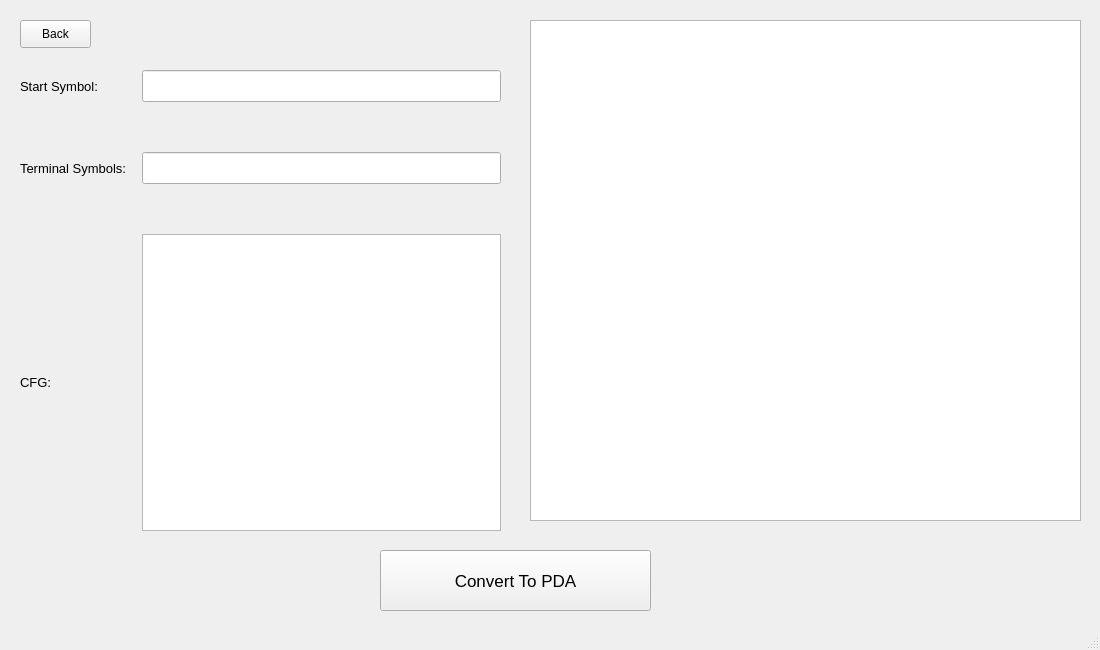
This is UI/CFG_to_PDA.ui in Adham-Abdelmaksoud/Automata-Project as Qt 5 draws it before an edit. The edited form follows.
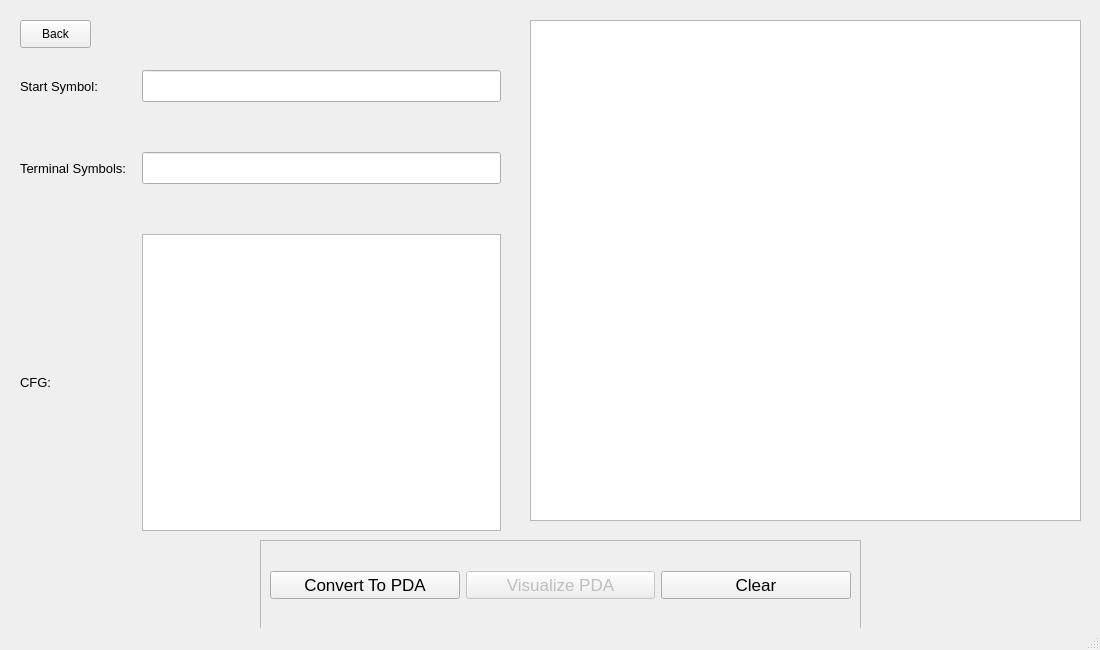
This is the edited form.

Commit message: Addes visualize PDA button and clear button

```diff
--- a/UI/CFG_to_PDA.ui
+++ b/UI/CFG_to_PDA.ui
@@ -19,34 +19,6 @@
    <string>MainWindow</string>
   </property>
   <widget class="QWidget" name="centralwidget">
-   <widget class="QWidget" name="PDA_Widget" native="true">
-    <property name="geometry">
-     <rect>
-      <x>920</x>
-      <y>540</y>
-      <width>141</width>
-      <height>101</height>
-     </rect>
-    </property>
-   </widget>
-   <widget class="QPushButton" name="convert_btn">
-    <property name="geometry">
-     <rect>
-      <x>380</x>
-      <y>550</y>
-      <width>271</width>
-      <height>61</height>
-     </rect>
-    </property>
-    <property name="font">
-     <font>
-      <pointsize>13</pointsize>
-     </font>
-    </property>
-    <property name="text">
-     <string>Convert To PDA</string>
-    </property>
-   </widget>
    <widget class="QWidget" name="gridLayoutWidget">
     <property name="geometry">
      <rect>
@@ -164,6 +136,66 @@
      <bool>true</bool>
     </property>
    </widget>
+   <widget class="QFrame" name="frame">
+    <property name="geometry">
+     <rect>
+      <x>260</x>
+      <y>540</y>
+      <width>601</width>
+      <height>91</height>
+     </rect>
+    </property>
+    <property name="frameShape">
+     <enum>QFrame::StyledPanel</enum>
+    </property>
+    <property name="frameShadow">
+     <enum>QFrame::Raised</enum>
+    </property>
+    <layout class="QHBoxLayout" name="horizontalLayout">
+     <item>
+      <widget class="QPushButton" name="convert_btn">
+       <property name="font">
+        <font>
+         <pointsize>13</pointsize>
+        </font>
+       </property>
+       <property name="text">
+        <string>Convert To PDA</string>
+       </property>
+      </widget>
+     </item>
+     <item>
+      <widget class="QPushButton" name="visualizePDA_btn">
+       <property name="enabled">
+        <bool>false</bool>
+       </property>
+       <property name="font">
+        <font>
+         <pointsize>13</pointsize>
+        </font>
+       </property>
+       <property name="text">
+        <string>Visualize PDA</string>
+       </property>
+      </widget>
+     </item>
+     <item>
+      <widget class="QPushButton" name="clear_btn">
+       <property name="enabled">
+        <bool>true</bool>
+       </property>
+       <property name="font">
+        <font>
+         <pointsize>13</pointsize>
+        </font>
+       </property>
+       <property name="text">
+        <string>Clear</string>
+       </property>
+      </widget>
+     </item>
+    </layout>
+   </widget>
   </widget>
   <widget class="QStatusBar" name="statusbar"/>
  </widget>
```
